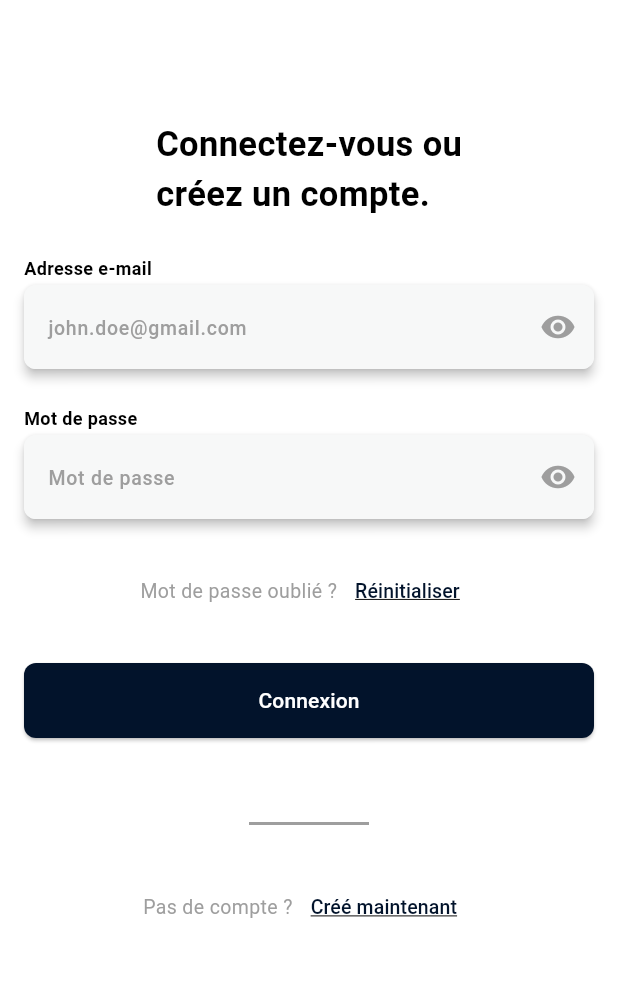
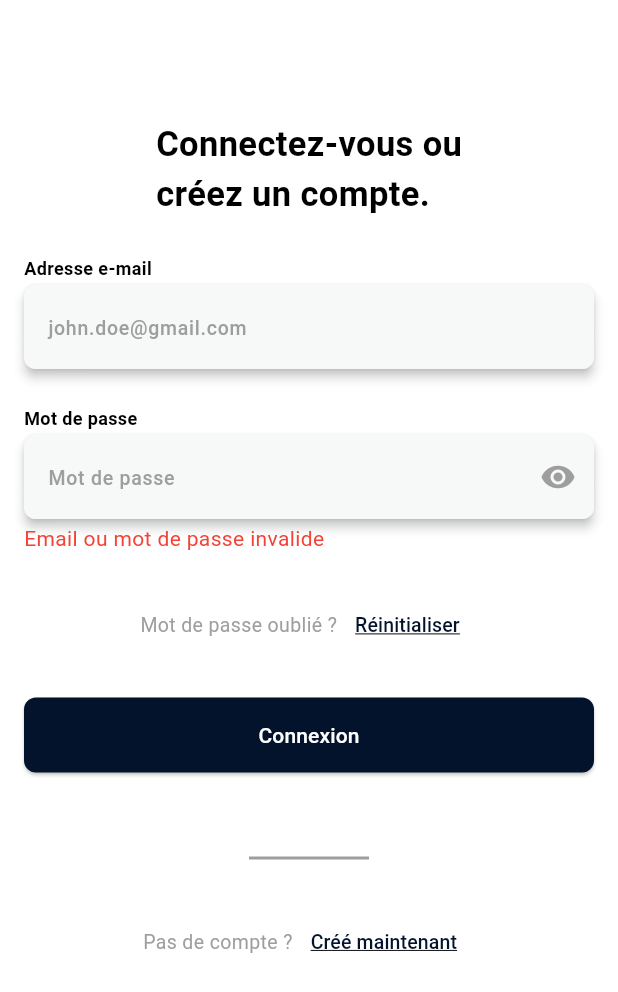
Before and after one commit to VictorDelamonica/KosmosDigitalTest, a Flutter app: the screen it shows after launch, after a tap on "Connexion", on a phone screen of 412 x 824 dp. Shown: the top 992 px of the screen. Run offline on Flutter 3.47's test engine with Material 3 defaults, Android fonts, the phone set to English and light mode, and no system bars; our stand-ins replace firebase_auth, firebase_core, flutter_riverpod, image_picker; accounts and stored records are empty; generated files the repository leaves out were written again; Roboto replaces fonts that are missing (Poppins).

Commit message:
feat: Add authentication wrapper and enhance login flow with error handling

```diff
--- a/lib/main.dart
+++ b/lib/main.dart
@@ -1,6 +1,7 @@
 import 'package:firebase_core/firebase_core.dart';
 import 'package:flutter/material.dart';
 import 'package:flutter_riverpod/flutter_riverpod.dart';
+import 'package:kosmos_digital_test/src/features/connections/view/auth_wrapper.dart';
 import 'package:kosmos_digital_test/src/features/connections/view/login_view.dart';
 import 'package:kosmos_digital_test/src/features/connections/view/register_details_view.dart';
 import 'package:kosmos_digital_test/src/features/connections/view/register_view.dart';
@@ -78,7 +79,7 @@ class MyApp extends StatelessWidget {
       onGenerateRoute: (settings) {
         switch (settings.name) {
           case '/':
-            return MaterialPageRoute(builder: (context) => const LoginView());
+            return MaterialPageRoute(builder: (context) => const AuthWrapper());
           case '/login':
             return MaterialPageRoute(builder: (context) => const LoginView());
           case '/register':
--- a/lib/src/core/components/custom_text_field.dart
+++ b/lib/src/core/components/custom_text_field.dart
@@ -7,12 +7,14 @@ import 'package:flutter/material.dart';
 class CustomTextField extends StatefulWidget {
   final TextEditingController emailController;
   final String hintText;
+  final Function(String)? onChanged;
   final bool obscureText;
   const CustomTextField({
     super.key,
     required this.emailController,
     required this.hintText,
-    required this.obscureText,
+    this.obscureText = false,
+    this.onChanged,
   });
 
   @override
@@ -32,6 +34,11 @@ class _CustomTextFieldState extends State<CustomTextField> {
         showCursor: true,
         cursorColor: Theme.of(context).colorScheme.onPrimary,
         obscureText: widget.obscureText ? _isObscured : false,
+        onChanged: (value) {
+          if (widget.onChanged != null) {
+            widget.onChanged!(value);
+          }
+        },
         decoration: InputDecoration(
           fillColor: Theme.of(context).colorScheme.surface,
           filled: true,
--- a/lib/src/features/connections/model/user_model.dart
+++ b/lib/src/features/connections/model/user_model.dart
@@ -61,4 +61,9 @@ class UserModel {
       profilePicture: profilePicture ?? this.profilePicture,
     );
   }
+
+  @override
+  String toString() {
+    return 'UserModel{id: $id, email: $email, displayName: $displayName, firstName: $firstName, lastName: $lastName, profilePicture: ${profilePicture?.path}}';
+  }
 }
--- a/lib/src/features/connections/service/connection_service.dart
+++ b/lib/src/features/connections/service/connection_service.dart
@@ -23,12 +23,12 @@ class ConnectionService {
     String password,
   ) async {
     if (!validateEmail(email) || !validatePassword(password)) {
-      throw Exception("Invalid email or password");
+      throw Exception("Email ou mot de passe invalide");
     }
     UserCredential userCredential = await FirebaseAuth.instance
         .signInWithEmailAndPassword(email: email, password: password);
     if (userCredential.user == null) {
-      throw Exception("User not found");
+      throw Exception("Utilisateur non trouvé; veuillez réessayer.");
     }
     return userCredential;
   }
@@ -44,4 +44,12 @@ class ConnectionService {
     }
     return userCredential;
   }
+
+  void logout() {
+    FirebaseAuth.instance.signOut();
+  }
+
+  bool isUserLoggedIn() {
+    return FirebaseAuth.instance.currentUser != null;
+  }
 }
--- /dev/null
+++ b/lib/src/features/connections/view/auth_wrapper.dart
@@ -0,0 +1,29 @@
+// Copyright (c) 2025 Monikode. All rights reserved.
+// Unauthorized copying of this file, via any medium, is strictly prohibited.
+// Created by MoniK.
+
+import 'package:flutter/material.dart';
+import 'package:kosmos_digital_test/src/features/connections/service/connection_service.dart';
+
+class AuthWrapper extends StatelessWidget {
+  const AuthWrapper({super.key});
+
+  @override
+  Widget build(BuildContext context) {
+    final connectionService = ConnectionService();
+    final isLoggedIn = connectionService.isUserLoggedIn();
+
+    WidgetsBinding.instance.addPostFrameCallback((_) {
+      if (isLoggedIn) {
+        Navigator.of(context).pushReplacementNamed('/home');
+      } else {
+        Navigator.of(context).pushReplacementNamed('/login');
+      }
+    });
+
+    return Scaffold(
+      backgroundColor: Theme.of(context).colorScheme.primary,
+      body: const Center(child: CircularProgressIndicator()),
+    );
+  }
+}
--- a/lib/src/features/connections/view/login_view.dart
+++ b/lib/src/features/connections/view/login_view.dart
@@ -3,28 +3,38 @@
 // Created by MoniK.
 
 import 'package:flutter/material.dart';
+import 'package:flutter_riverpod/flutter_riverpod.dart';
 import 'package:kosmos_digital_test/src/core/components/custom_button.dart';
 import 'package:kosmos_digital_test/src/core/components/custom_text_field.dart';
 import 'package:kosmos_digital_test/src/core/components/popup_modal.dart';
+import 'package:kosmos_digital_test/src/features/connections/provider/user_provider.dart';
+import 'package:kosmos_digital_test/src/features/connections/service/connection_service.dart';
 
-class LoginView extends StatefulWidget {
+class LoginView extends ConsumerStatefulWidget {
   const LoginView({super.key});
 
   @override
-  State<LoginView> createState() => _LoginViewState();
+  ConsumerState<LoginView> createState() => _LoginViewState();
 }
 
-class _LoginViewState extends State<LoginView> {
+class _LoginViewState extends ConsumerState<LoginView> {
   TextEditingController emailController = TextEditingController();
   TextEditingController passwordController = TextEditingController();
+
+  ConnectionService connectionService = ConnectionService();
+
+  String? _errorMessage;
+
   @override
   Widget build(BuildContext context) {
+    var user = ref.watch(userProvider.notifier);
     return Scaffold(
       appBar: AppBar(backgroundColor: Theme.of(context).colorScheme.primary),
       backgroundColor: Theme.of(context).colorScheme.primary,
       body: SafeArea(
         child: Padding(
           padding: const EdgeInsets.symmetric(horizontal: 16.0, vertical: 24.0),
+          child: SingleChildScrollView(
             child: Column(
               spacing: 24,
               children: [
@@ -38,12 +48,22 @@ class _LoginViewState extends State<LoginView> {
                   children: [
                     Text(
                       "Adresse e-mail",
-                    style: TextStyle(fontSize: 12, fontWeight: FontWeight.w600),
+                      style: TextStyle(
+                        fontSize: 12,
+                        fontWeight: FontWeight.w600,
+                      ),
                     ),
                     CustomTextField(
                       emailController: emailController,
                       hintText: "john.doe@gmail.com",
-                    obscureText: true,
+                      onChanged: (value) {
+                        emailController.text = value;
+                        if (_errorMessage != null) {
+                          setState(() {
+                            _errorMessage = null;
+                          });
+                        }
+                      },
                     ),
                   ],
                 ),
@@ -53,13 +73,26 @@ class _LoginViewState extends State<LoginView> {
                   children: [
                     Text(
                       "Mot de passe",
-                    style: TextStyle(fontSize: 12, fontWeight: FontWeight.w600),
+                      style: TextStyle(
+                        fontSize: 12,
+                        fontWeight: FontWeight.w600,
+                      ),
                     ),
                     CustomTextField(
                       emailController: passwordController,
                       hintText: "Mot de passe",
                       obscureText: true,
+                      onChanged: (value) {
+                        passwordController.text = value;
+                        if (_errorMessage != null) {
+                          setState(() {
+                            _errorMessage = null;
+                          });
+                        }
+                      },
                     ),
+                    if (_errorMessage != null)
+                      Text(_errorMessage!, style: TextStyle(color: Colors.red)),
                   ],
                 ),
                 Row(
@@ -102,7 +135,8 @@ class _LoginViewState extends State<LoginView> {
                                   ),
                                   Column(
                                     spacing: 3,
-                                  crossAxisAlignment: CrossAxisAlignment.start,
+                                    crossAxisAlignment:
+                                        CrossAxisAlignment.start,
                                     children: [
                                       Text(
                                         "Adresse e-mail",
@@ -114,7 +148,6 @@ class _LoginViewState extends State<LoginView> {
                                       CustomTextField(
                                         emailController: emailController,
                                         hintText: "john.doe@gmail.com",
-                                      obscureText: true,
                                       ),
                                     ],
                                   ),
@@ -153,7 +186,34 @@ class _LoginViewState extends State<LoginView> {
                     ),
                   ],
                 ),
-              CustomButton(onPressed: () {}, text: "Connexion"),
+                CustomButton(
+                  onPressed: () async {
+                    try {
+                      var userData = await connectionService
+                          .singInViaFirebaseEmailPassword(
+                            emailController.text,
+                            passwordController.text,
+                          );
+                      user.setUserFromCredentials(userData);
+                      if (mounted) {
+                        Navigator.pushNamedAndRemoveUntil(
+                          // ignore: use_build_context_synchronously
+                          context,
+                          '/home',
+                          (route) => false,
+                        );
+                      }
+                    } catch (e) {
+                      setState(() {
+                        _errorMessage = e.toString().replaceAll(
+                          'Exception: ',
+                          '',
+                        );
+                      });
+                    }
+                  },
+                  text: "Connexion",
+                ),
                 const SizedBox(height: 1),
                 Divider(
                   color: Colors.grey,
@@ -187,6 +247,7 @@ class _LoginViewState extends State<LoginView> {
             ),
           ),
         ),
+      ),
     );
   }
 }
```
Also changed, not shown: lib/src/features/connections/provider/user_provider.dart (+12 -0 lines), lib/src/features/connections/view/register_view.dart (+15 -15 lines), lib/src/features/home/view/home_view.dart (+27 -4 lines). Lines whose indentation alone changed are shown as unchanged.
